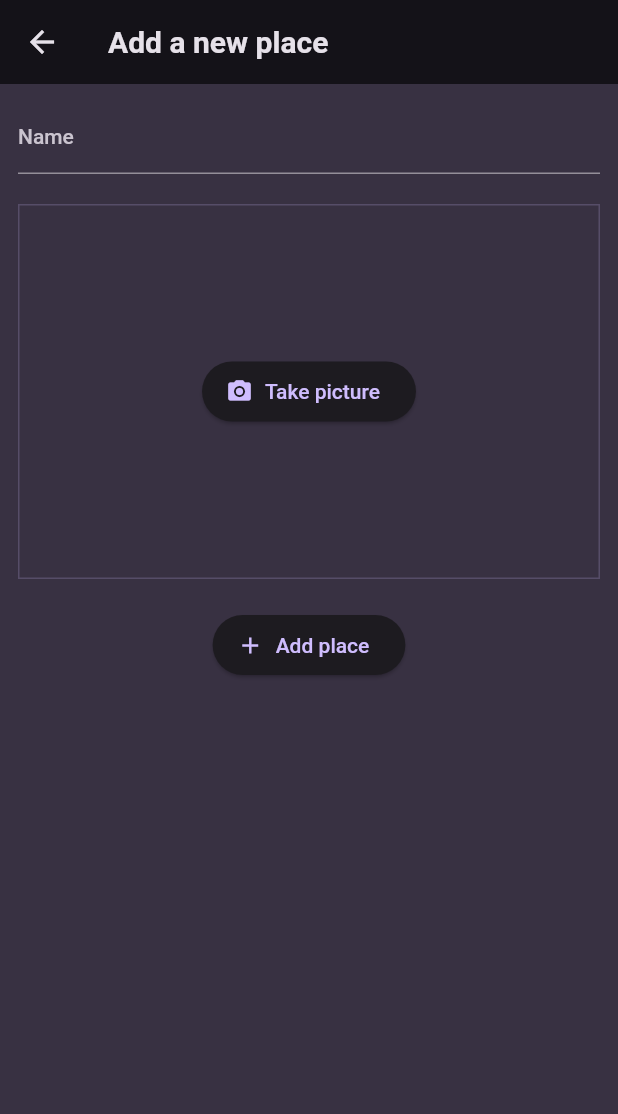
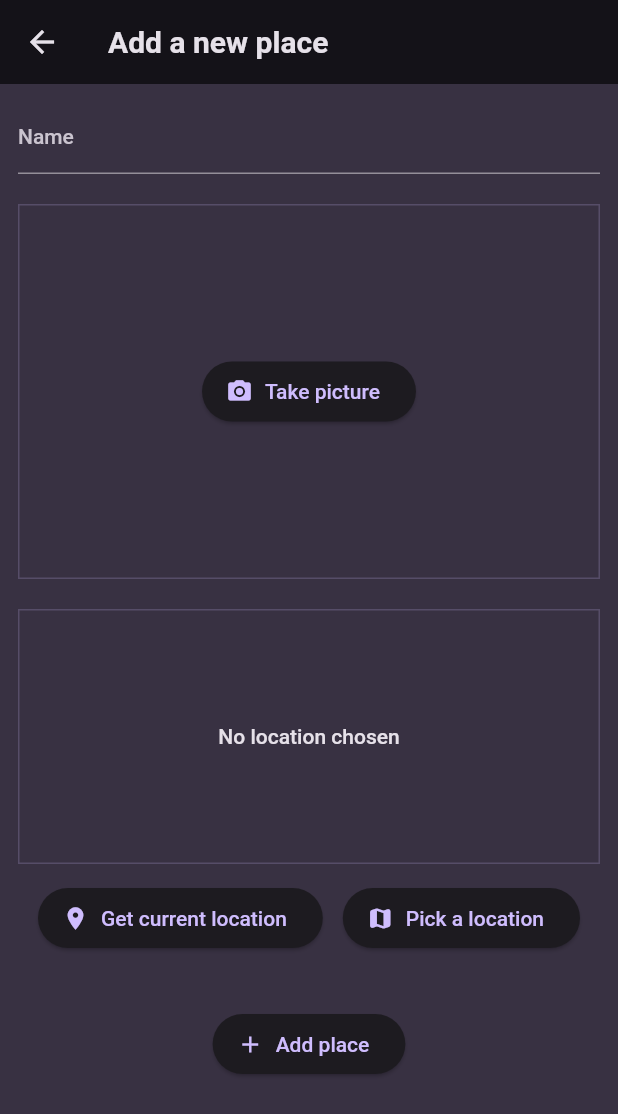
Before and after one commit to satyajeetmanu/favorite_places, a Flutter app: the AddPlaceScreen screen opened directly, on a phone screen of 412 x 824 dp. Shown: the top 1114 px of the screen. Run offline on Flutter 3.47's test engine with Material 2 defaults, Android fonts, the phone set to English and light mode, and no system bars; our stand-ins replace flutter_riverpod, google_fonts, image_picker.

Commit message:
created a location input widget, the UI where getting location input will take place

```diff
--- a/lib/screens/add_place.dart
+++ b/lib/screens/add_place.dart
@@ -1,6 +1,7 @@
 import 'dart:io';
 
 import 'package:favorite_places/widgets/image_input.dart';
+import 'package:favorite_places/widgets/location_input.dart';
 import 'package:flutter/material.dart';
 import 'package:flutter_riverpod/flutter_riverpod.dart';
 
@@ -59,11 +60,13 @@ class _AddPlaceScreenState extends ConsumerState<AddPlaceScreen> {
               },
             ),
             const SizedBox(height: 20),
+            const LocationInput(),
+            const SizedBox(height: 36),
             ElevatedButton.icon(
               onPressed: _savePlace,
               icon: const Icon(Icons.add),
               label: const Text('Add place'),
-            )
+            ),
           ],
         ),
       ),
--- /dev/null
+++ b/lib/widgets/location_input.dart
@@ -0,0 +1,51 @@
+import 'package:flutter/material.dart';
+
+class LocationInput extends StatefulWidget {
+  const LocationInput({super.key});
+
+  @override
+  State<LocationInput> createState() => _LocationInputState();
+}
+
+class _LocationInputState extends State<LocationInput> {
+  @override
+  Widget build(BuildContext context) {
+    return Column(
+      children: [
+        Container(
+          height: 170,
+          width: double.infinity,
+          alignment: Alignment.center,
+          decoration: BoxDecoration(
+              border: Border.all(
+                  width: 1,
+                  color:
+                      Theme.of(context).colorScheme.primary.withOpacity(0.2))),
+          child: Text(
+            'No location chosen',
+            style: Theme.of(context)
+                .textTheme
+                .bodyLarge!
+                .copyWith(color: Theme.of(context).colorScheme.onBackground),
+          ),
+        ),
+        const SizedBox(height: 12),
+        Row(
+          mainAxisAlignment: MainAxisAlignment.spaceEvenly,
+          children: [
+            ElevatedButton.icon(
+              onPressed: () {},
+              icon: const Icon(Icons.location_on),
+              label: const Text('Get current location'),
+            ),
+            ElevatedButton.icon(
+              onPressed: () {},
+              icon: const Icon(Icons.map_rounded),
+              label: const Text('Pick a location'),
+            ),
+          ],
+        )
+      ],
+    );
+  }
+}
```
